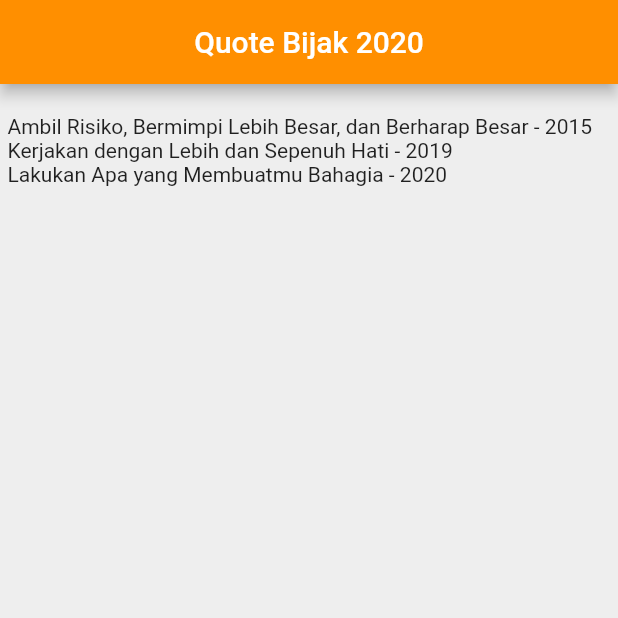
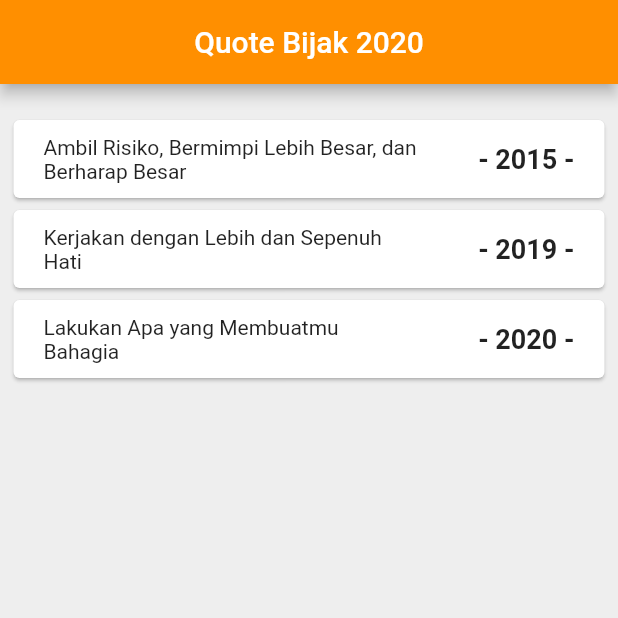
Before and after one commit to Alfariziarmand/fluttercourse, a Flutter app: the screen it shows after launch, on a phone screen of 412 x 824 dp, the top half of it. Run offline on Flutter 3.47's test engine with Material 2 defaults, Android fonts, the phone set to English and light mode, and no system bars.

Commit message:
finish quote-app

```diff
--- a/lib/main.dart
+++ b/lib/main.dart
@@ -1,5 +1,6 @@
 import 'package:flutter/material.dart';
 import 'quotes.dart';
+import 'quote_card.dart';
 
 void main() => runApp(MaterialApp(
   home: QuoteApp(),
@@ -14,10 +15,12 @@ class QuoteApp extends StatefulWidget {
 class _QuoteAppState extends State<QuoteApp> {
 
   List<Quote> quotes = [
-    Quote(kutipan: "Ambil Risiko, Bermimpi Lebih Besar, dan Berharap Besar", tahun: 2015),
-    Quote(kutipan: "Kerjakan dengan Lebih dan Sepenuh Hati", tahun:2019),
-    Quote(kutipan: "Lakukan Apa yang Membuatmu Bahagia", tahun:2020)
+    Quote(kutipan: "Ambil Risiko, Bermimpi Lebih Besar, dan Berharap Besar", tahun: "2015"),
+    Quote(kutipan: "Kerjakan dengan Lebih dan Sepenuh Hati", tahun:"2019"),
+    Quote(kutipan: "Lakukan Apa yang Membuatmu Bahagia", tahun:'2020')
   ];
+
+
 
   @override
   Widget build(BuildContext context) {
@@ -33,7 +36,7 @@ class _QuoteAppState extends State<QuoteApp> {
         padding: const EdgeInsets.fromLTRB(5.0, 20.0,5.0,20.0),
         child: Column(
           crossAxisAlignment: CrossAxisAlignment.stretch,
-          children: quotes.map((f) => Text('${f.kutipan} - ${f.tahun}')).toList(),
+          children: quotes.map((q) => quoteCard(quote: q)).toList(),
         ),
       ),
     );
--- /dev/null
+++ b/lib/quote_card.dart
@@ -0,0 +1,44 @@
+import 'package:flutter/material.dart';
+import 'quotes.dart';
+
+class quoteCard extends StatelessWidget {
+
+  final Quote quote;
+  quoteCard({this.quote});
+
+  @override
+  Widget build(BuildContext context) {
+    return Card(
+      child: Padding(
+        padding: EdgeInsets.fromLTRB(5.0, 5.0, 15.0, 5.0),
+        child: Row(
+          crossAxisAlignment: CrossAxisAlignment.center,
+          children: <Widget>[
+            Expanded(
+              child: Container(
+                child:
+                Padding(
+                  padding: const EdgeInsets.fromLTRB(15.0,5.0,35.0,5.0),
+                  child: Text(quote.kutipan
+                  ),
+                ),
+              ),
+            ),
+            Container(
+              child: Padding(
+                padding: const EdgeInsets.fromLTRB(5.0,5.0,5.0,5.0),
+                child: Text("- ${quote.tahun} -",
+                  style: TextStyle(
+                    fontSize: 18.0,
+                    fontWeight: FontWeight.w700,
+                  ),
+                ),
+              ),
+
+            )
+          ],
+        ),
+      ),
+    );
+  }
+}
--- a/lib/quotes.dart
+++ b/lib/quotes.dart
@@ -1,7 +1,7 @@
 
 class Quote {
   String kutipan;
-  int tahun;
+  String tahun;
 
   Quote({this.kutipan, this.tahun});
 }
```
Also changed, not shown: 1 other file.
